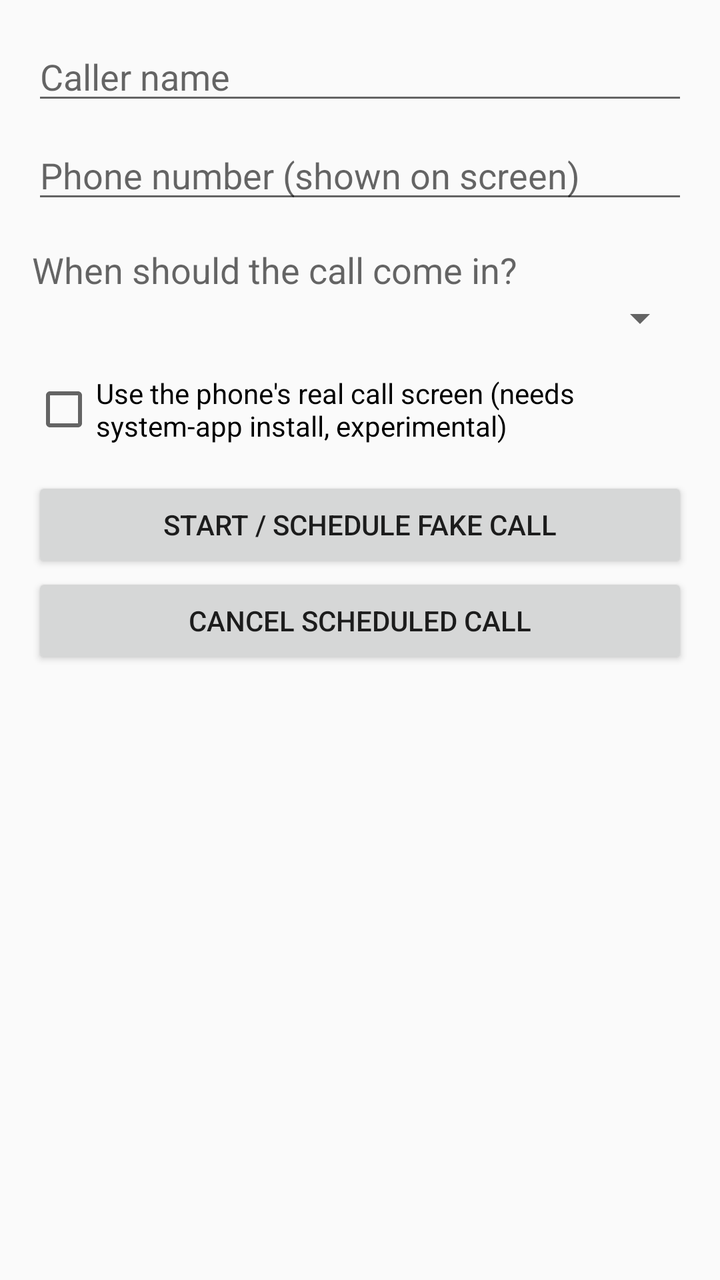
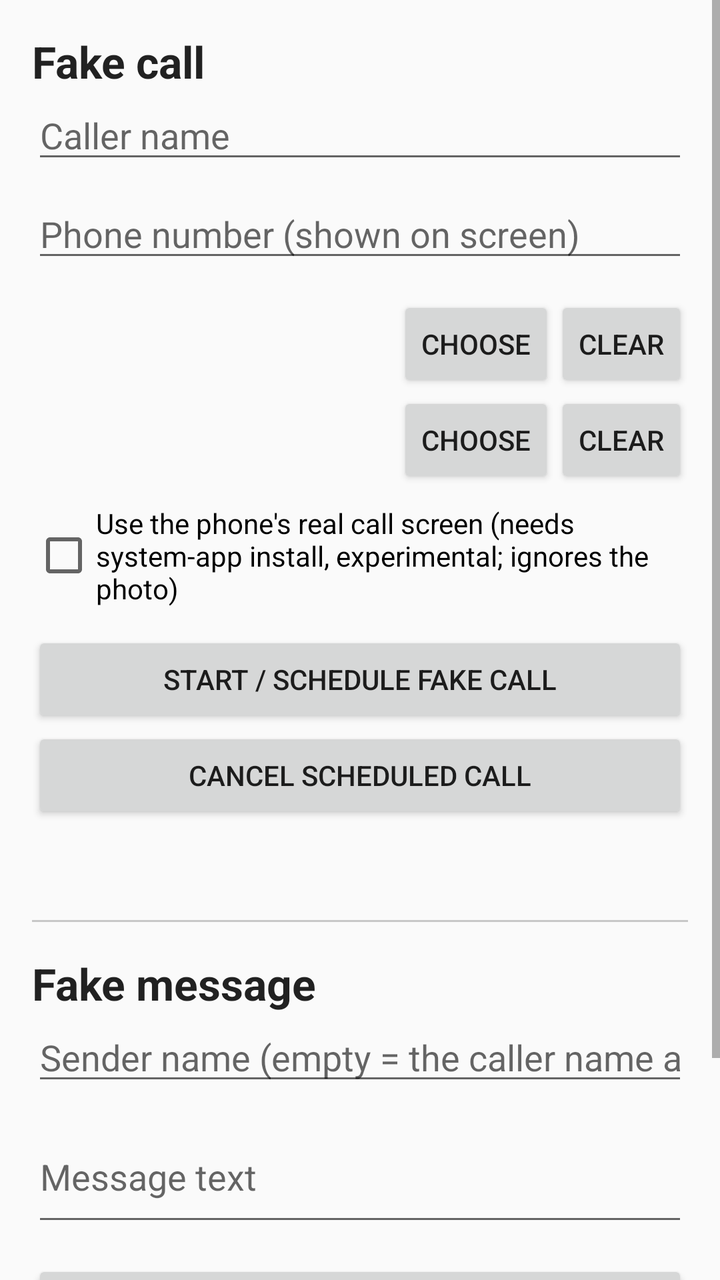

Screens rendered from an Android XML layout before and after an edit, with the pre-edit source and the edit as a unified diff.
<!-- AndroidManifest.xml: application theme android:Theme.Material.Light.DarkActionBar -->
<!-- res/layout/activity_main.xml -->
<?xml version="1.0" encoding="utf-8"?>
<ScrollView xmlns:android="http://schemas.android.com/apk/res/android"
    android:layout_width="match_parent"
    android:layout_height="match_parent"
    android:fillViewport="true">

    <LinearLayout
        android:layout_width="match_parent"
        android:layout_height="wrap_content"
        android:orientation="vertical"
        android:padding="16dp">

        <EditText
            android:id="@+id/nameEdit"
            android:layout_width="match_parent"
            android:layout_height="wrap_content"
            android:hint="Caller name"
            android:inputType="textPersonName|textCapWords"
            android:singleLine="true" />

        <EditText
            android:id="@+id/numberEdit"
            android:layout_width="match_parent"
            android:layout_height="wrap_content"
            android:layout_marginTop="8dp"
            android:hint="Phone number (shown on screen)"
            android:inputType="phone"
            android:singleLine="true" />

        <TextView
            android:layout_width="wrap_content"
            android:layout_height="wrap_content"
            android:layout_marginTop="16dp"
            android:text="When should the call come in?"
            android:textAppearance="?android:attr/textAppearanceMedium" />

        <Spinner
            android:id="@+id/whenSpinner"
            android:layout_width="match_parent"
            android:layout_height="wrap_content" />

        <LinearLayout
            android:id="@+id/customDelayRow"
            android:layout_width="match_parent"
            android:layout_height="wrap_content"
            android:orientation="horizontal"
            android:visibility="gone">

            <EditText
                android:id="@+id/hoursEdit"
                android:layout_width="0dp"
                android:layout_height="wrap_content"
                android:layout_weight="1"
                android:hint="Hours"
                android:inputType="number"
                android:maxLength="3" />

            <EditText
                android:id="@+id/minutesEdit"
                android:layout_width="0dp"
                android:layout_height="wrap_content"
                android:layout_weight="1"
                android:hint="Minutes"
                android:inputType="number"
                android:maxLength="4" />

            <EditText
                android:id="@+id/secondsEdit"
                android:layout_width="0dp"
                android:layout_height="wrap_content"
                android:layout_weight="1"
                android:hint="Seconds"
                android:inputType="number"
                android:maxLength="5" />
        </LinearLayout>

        <Button
            android:id="@+id/pickTimeButton"
            android:layout_width="match_parent"
            android:layout_height="wrap_content"
            android:text="Pick a time"
            android:visibility="gone" />

        <CheckBox
            android:id="@+id/realModeCheck"
            android:layout_width="wrap_content"
            android:layout_height="wrap_content"
            android:layout_marginTop="16dp"
            android:text="Use the phone's real call screen (needs system-app install, experimental)" />

        <Button
            android:id="@+id/scheduleButton"
            android:layout_width="match_parent"
            android:layout_height="wrap_content"
            android:layout_marginTop="16dp"
            android:text="Start / schedule fake call" />

        <Button
            android:id="@+id/cancelButton"
            android:layout_width="match_parent"
            android:layout_height="wrap_content"
            android:text="Cancel scheduled call" />

        <TextView
            android:id="@+id/statusText"
            android:layout_width="match_parent"
            android:layout_height="wrap_content"
            android:layout_marginTop="16dp"
            android:textAppearance="?android:attr/textAppearanceMedium" />
    </LinearLayout>
</ScrollView>
<!-- resources referenced by this layout -->
<resources>

</resources>

<!-- the commit's change to res/layout/activity_main.xml (unified diff, before → after) -->
@@ -9,6 +9,15 @@
         android:layout_height="wrap_content"
         android:orientation="vertical"
         android:padding="16dp">
+
+        
+
+        <TextView
+            android:layout_width="wrap_content"
+            android:layout_height="wrap_content"
+            android:text="Fake call"
+            android:textAppearance="?android:attr/textAppearanceLarge"
+            android:textStyle="bold" />
 
         <EditText
             android:id="@+id/nameEdit"
@@ -27,72 +36,79 @@
             android:inputType="phone"
             android:singleLine="true" />
 
-        <TextView
-            android:layout_width="wrap_content"
+        <LinearLayout
+            android:layout_width="match_parent"
             android:layout_height="wrap_content"
-            android:layout_marginTop="16dp"
-            android:text="When should the call come in?"
-            android:textAppearance="?android:attr/textAppearanceMedium" />
+            android:layout_marginTop="12dp"
+            android:gravity="center_vertical"
+            android:orientation="horizontal">
 
-        <Spinner
-            android:id="@+id/whenSpinner"
-            android:layout_width="match_parent"
-            android:layout_height="wrap_content" />
+            <TextView
+                android:id="@+id/imageLabel"
+                android:layout_width="0dp"
+                android:layout_height="wrap_content"
+                android:layout_weight="1" />
+
+            <Button
+                android:id="@+id/imageChooseButton"
+                style="?android:attr/buttonStyleSmall"
+                android:layout_width="wrap_content"
+                android:layout_height="wrap_content"
+                android:text="Choose" />
+
+            <Button
+                android:id="@+id/imageClearButton"
+                style="?android:attr/buttonStyleSmall"
+                android:layout_width="wrap_content"
+                android:layout_height="wrap_content"
+                android:text="Clear" />
+        </LinearLayout>
 
         <LinearLayout
-            android:id="@+id/customDelayRow"
             android:layout_width="match_parent"
             android:layout_height="wrap_content"
-            android:orientation="horizontal"
-            android:visibility="gone">
+            android:gravity="center_vertical"
+            android:orientation="horizontal">
 
-            <EditText
-                android:id="@+id/hoursEdit"
+            <TextView
+                android:id="@+id/audioLabel"
                 android:layout_width="0dp"
                 android:layout_height="wrap_content"
-                android:layout_weight="1"
-                android:hint="Hours"
-                android:inputType="number"
-                android:maxLength="3" />
+                android:layout_weight="1" />
 
-            <EditText
-                android:id="@+id/minutesEdit"
-                android:layout_width="0dp"
+            <Button
+                android:id="@+id/audioChooseButton"
+                style="?android:attr/buttonStyleSmall"
+                android:layout_width="wrap_content"
                 android:layout_height="wrap_content"
-                android:layout_weight="1"
-                android:hint="Minutes"
-                android:inputType="number"
-                android:maxLength="4" />
+                android:text="Choose" />
 
-            <EditText
-                android:id="@+id/secondsEdit"
-                android:layout_width="0dp"
+            <Button
+                android:id="@+id/audioClearButton"
+                style="?android:attr/buttonStyleSmall"
+                android:layout_width="wrap_content"
                 android:layout_height="wrap_content"
-                android:layout_weight="1"
-                android:hint="Seconds"
-                android:inputType="number"
-                android:maxLength="5" />
+                android:text="Clear" />
         </LinearLayout>
-
-        <Button
-            android:id="@+id/pickTimeButton"
-            android:layout_width="match_parent"
-            android:layout_height="wrap_content"
-            android:text="Pick a time"
-            android:visibility="gone" />
 
         <CheckBox
             android:id="@+id/realModeCheck"
             android:layout_width="wrap_content"
             android:layout_height="wrap_content"
-            android:layout_marginTop="16dp"
-            android:text="Use the phone's real call screen (needs system-app install, experimental)" />
+            android:layout_marginTop="8dp"
+            android:text="Use the phone's real call screen (needs system-app install, experimental; ignores the photo)" />
+
+        <LinearLayout
+            android:id="@+id/callWhenContainer"
+            android:layout_width="match_parent"
+            android:layout_height="wrap_content"
+            android:orientation="vertical" />
 
         <Button
             android:id="@+id/scheduleButton"
             android:layout_width="match_parent"
             android:layout_height="wrap_content"
-            android:layout_marginTop="16dp"
+            android:layout_marginTop="12dp"
             android:text="Start / schedule fake call" />
 
         <Button
@@ -105,7 +121,66 @@
             android:id="@+id/statusText"
             android:layout_width="match_parent"
             android:layout_height="wrap_content"
+            android:layout_marginTop="8dp"
+            android:textAppearance="?android:attr/textAppearanceMedium" />
+
+        <View
+            android:layout_width="match_parent"
+            android:layout_height="1dp"
+            android:layout_marginBottom="16dp"
             android:layout_marginTop="16dp"
+            android:background="#33000000" />
+
+        
+
+        <TextView
+            android:layout_width="wrap_content"
+            android:layout_height="wrap_content"
+            android:text="Fake message"
+            android:textAppearance="?android:attr/textAppearanceLarge"
+            android:textStyle="bold" />
+
+        <EditText
+            android:id="@+id/msgSenderEdit"
+            android:layout_width="match_parent"
+            android:layout_height="wrap_content"
+            android:hint="Sender name (empty = the caller name above)"
+            android:inputType="textPersonName|textCapWords"
+            android:singleLine="true" />
+
+        <EditText
+            android:id="@+id/msgTextEdit"
+            android:layout_width="match_parent"
+            android:layout_height="wrap_content"
+            android:layout_marginTop="8dp"
+            android:hint="Message text"
+            android:inputType="textCapSentences|textMultiLine"
+            android:minLines="2" />
+
+        <LinearLayout
+            android:id="@+id/msgWhenContainer"
+            android:layout_width="match_parent"
+            android:layout_height="wrap_content"
+            android:orientation="vertical" />
+
+        <Button
+            android:id="@+id/msgScheduleButton"
+            android:layout_width="match_parent"
+            android:layout_height="wrap_content"
+            android:layout_marginTop="12dp"
+            android:text="Send / schedule fake message" />
+
+        <Button
+            android:id="@+id/msgCancelButton"
+            android:layout_width="match_parent"
+            android:layout_height="wrap_content"
+            android:text="Cancel scheduled message" />
+
+        <TextView
+            android:id="@+id/msgStatusText"
+            android:layout_width="match_parent"
+            android:layout_height="wrap_content"
+            android:layout_marginTop="8dp"
             android:textAppearance="?android:attr/textAppearanceMedium" />
     </LinearLayout>
 </ScrollView>
